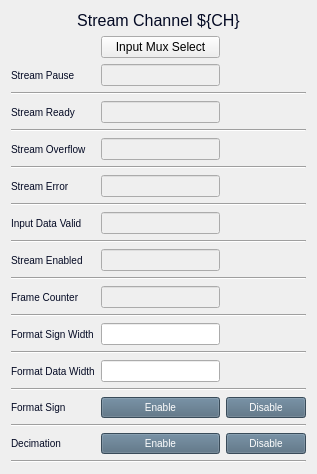
Before: the Qt Designer form channel_stream_control.ui in cristinasewell/ATCA_PyDM_Screens, drawn with Qt 5.
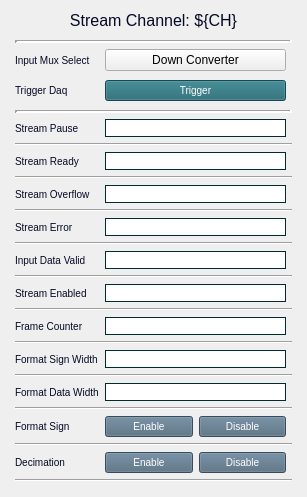
After: the same form once the commit is applied. Custom widgets are drawn as their Qt base class.

The edit to the form file:
```diff
--- a/channel_stream_control.ui
+++ b/channel_stream_control.ui
@@ -6,8 +6,8 @@
    <rect>
     <x>0</x>
     <y>0</y>
-    <width>317</width>
-    <height>374</height>
+    <width>307</width>
+    <height>497</height>
    </rect>
   </property>
   <property name="windowTitle">
@@ -24,7 +24,7 @@
 }</string>
      </property>
      <property name="text">
-      <string>Stream Channel ${CH}</string>
+      <string>Stream Channel: ${CH}</string>
      </property>
      <property name="alignment">
       <set>Qt::AlignCenter</set>
@@ -33,42 +33,20 @@
    </item>
    <item>
     <layout class="QGridLayout" name="gridLayout" columnstretch="0,0,0">
-     <item row="22" column="0" colspan="3">
-      <widget class="Line" name="line_11">
-       <property name="orientation">
-        <enum>Qt::Horizontal</enum>
-       </property>
-      </widget>
-     </item>
-     <item row="4" column="0" colspan="3">
-      <widget class="Line" name="line_2">
-       <property name="orientation">
-        <enum>Qt::Horizontal</enum>
-       </property>
-      </widget>
-     </item>
-     <item row="5" column="1">
-      <widget class="PyDMLineEdit" name="PyDMLineEdit_5">
-       <property name="enabled">
-        <bool>false</bool>
-       </property>
-       <property name="toolTip">
-        <string/>
-       </property>
-      </widget>
-     </item>
-     <item row="16" column="0" colspan="3">
-      <widget class="Line" name="line_8">
-       <property name="orientation">
-        <enum>Qt::Horizontal</enum>
-       </property>
-      </widget>
-     </item>
-     <item row="15" column="0">
-      <widget class="PyDMLabel" name="PyDMLabel_8">
-       <property name="toolTip">
-        <string/>
-       </property>
+     <property name="leftMargin">
+      <number>4</number>
+     </property>
+     <property name="topMargin">
+      <number>4</number>
+     </property>
+     <property name="rightMargin">
+      <number>4</number>
+     </property>
+     <property name="bottomMargin">
+      <number>4</number>
+     </property>
+     <item row="20" column="0">
+      <widget class="QLabel" name="label_9">
        <property name="styleSheet">
         <string notr="true">QLabel{
   color:#030923;
@@ -81,255 +59,152 @@
        </property>
       </widget>
      </item>
-     <item row="15" column="1">
-      <widget class="PyDMLineEdit" name="PyDMLineEdit_2">
-       <property name="toolTip">
-        <string/>
-       </property>
-      </widget>
-     </item>
-     <item row="7" column="1">
-      <widget class="PyDMLineEdit" name="PyDMLineEdit_6">
-       <property name="enabled">
-        <bool>false</bool>
-       </property>
-       <property name="toolTip">
-        <string/>
-       </property>
-      </widget>
-     </item>
-     <item row="13" column="0">
-      <widget class="PyDMLabel" name="PyDMLabel_7">
-       <property name="toolTip">
-        <string/>
-       </property>
-       <property name="styleSheet">
-        <string notr="true">QLabel{
-  color:#030923;
-  font-size: 10px;
-  font-style: bold;
-}</string>
-       </property>
-       <property name="text">
-        <string>Frame Counter</string>
-       </property>
-      </widget>
-     </item>
-     <item row="11" column="1">
-      <widget class="PyDMLineEdit" name="PyDMLineEdit_8">
-       <property name="enabled">
-        <bool>false</bool>
-       </property>
-       <property name="toolTip">
-        <string/>
-       </property>
-      </widget>
-     </item>
-     <item row="19" column="0">
-      <widget class="PyDMLabel" name="PyDMLabel_10">
-       <property name="toolTip">
-        <string/>
-       </property>
-       <property name="styleSheet">
-        <string notr="true">QLabel{
-  color:#030923;
-  font-size: 10px;
-  font-style: bold;
-}</string>
-       </property>
-       <property name="text">
-        <string>Format Sign</string>
-       </property>
-      </widget>
-     </item>
-     <item row="19" column="1">
-      <widget class="PyDMPushButton" name="PyDMPushButton_3">
-       <property name="toolTip">
-        <string/>
-       </property>
-       <property name="styleSheet">
-        <string notr="true">QPushButton {
-  background-color: #50697D;
-  border-color: #F3B749;
-  color:white;
-  font-size: 10px;
-}
-QPushButton:checked{
-  background-color: #14B09B;
-  font: bold
-}
-QPushButton:hover{
-  border-style: outset;
-}</string>
-       </property>
-       <property name="text">
-        <string>Enable</string>
-       </property>
-       <property name="checkable">
-        <bool>true</bool>
-       </property>
-       <attribute name="buttonGroup">
-        <string notr="true">buttonGroup</string>
-       </attribute>
-      </widget>
-     </item>
-     <item row="3" column="1">
-      <widget class="PyDMLineEdit" name="PyDMLineEdit_4">
-       <property name="enabled">
-        <bool>false</bool>
-       </property>
-       <property name="toolTip">
-        <string/>
-       </property>
-      </widget>
-     </item>
-     <item row="7" column="0">
-      <widget class="PyDMLabel" name="PyDMLabel_4">
-       <property name="toolTip">
-        <string/>
-       </property>
-       <property name="styleSheet">
-        <string notr="true">QLabel{
-  color:#030923;
-  font-size: 10px;
-  font-style: bold;
-}</string>
-       </property>
-       <property name="text">
-        <string>Stream Error</string>
-       </property>
-      </widget>
-     </item>
-     <item row="9" column="1">
-      <widget class="PyDMLineEdit" name="PyDMLineEdit_7">
-       <property name="enabled">
-        <bool>false</bool>
-       </property>
-       <property name="toolTip">
-        <string/>
-       </property>
-      </widget>
-     </item>
-     <item row="19" column="2">
-      <widget class="PyDMPushButton" name="PyDMPushButton_4">
-       <property name="toolTip">
-        <string/>
-       </property>
-       <property name="styleSheet">
-        <string notr="true">QPushButton {
-  background-color: #50697D;
-  border-color: #F3B749;
-  color:white;
-  font-size: 10px;
-}
-QPushButton:checked{
-  background-color: #14B09B;
-  font: bold
-}
-QPushButton:hover{
-  border-style: outset;
-}</string>
-       </property>
-       <property name="text">
-        <string>Disable</string>
-       </property>
-       <property name="checkable">
-        <bool>true</bool>
-       </property>
-       <attribute name="buttonGroup">
-        <string notr="true">buttonGroup</string>
-       </attribute>
-      </widget>
-     </item>
-     <item row="1" column="0">
-      <widget class="PyDMLabel" name="PyDMLabel">
-       <property name="toolTip">
-        <string/>
-       </property>
-       <property name="styleSheet">
-        <string notr="true">QLabel{
-  color:#030923;
-  font-size: 10px;
-  font-style: bold;
-}</string>
-       </property>
-       <property name="text">
-        <string>Stream Pause</string>
-       </property>
-      </widget>
-     </item>
-     <item row="21" column="0">
-      <widget class="PyDMLabel" name="PyDMLabel_11">
-       <property name="toolTip">
-        <string/>
-       </property>
-       <property name="styleSheet">
-        <string notr="true">QLabel{
-  color:#030923;
-  font-size: 10px;
-  font-style: bold;
-}</string>
-       </property>
-       <property name="text">
-        <string>Decimation</string>
-       </property>
-      </widget>
-     </item>
-     <item row="2" column="0" colspan="3">
-      <widget class="Line" name="line">
-       <property name="orientation">
-        <enum>Qt::Horizontal</enum>
-       </property>
-      </widget>
-     </item>
-     <item row="13" column="1">
-      <widget class="PyDMLineEdit" name="PyDMLineEdit_9">
-       <property name="enabled">
-        <bool>false</bool>
-       </property>
-       <property name="toolTip">
-        <string/>
-       </property>
-      </widget>
-     </item>
-     <item row="1" column="1">
+     <item row="6" column="1">
       <widget class="PyDMLineEdit" name="PyDMLineEdit_3">
        <property name="enabled">
-        <bool>false</bool>
+        <bool>true</bool>
        </property>
        <property name="toolTip">
         <string/>
        </property>
+       <property name="styleSheet">
+        <string notr="true">QLineEdit{ border-width: 1px; border-style: solid; border-color: #002C2F; }</string>
+       </property>
+       <property name="channel" stdset="0">
+        <string>ca://{DEVICE}:DAQMUX0_STRMPAUSE${CH}</string>
+       </property>
+       <property name="displayFormat" stdset="0">
+        <enum>PyDMLineEdit::String</enum>
+       </property>
       </widget>
      </item>
-     <item row="17" column="1">
-      <widget class="PyDMLineEdit" name="PyDMLineEdit">
-       <property name="toolTip">
-        <string/>
+     <item row="27" column="1">
+      <layout class="QHBoxLayout" name="horizontalLayout_2">
+       <item>
+        <widget class="PyDMPushButton" name="PyDMPushButton">
+         <property name="toolTip">
+          <string/>
+         </property>
+         <property name="styleSheet">
+          <string notr="true">QPushButton {
+  background-color: #50697D;
+  border-color: #F3B749;
+  color:white;
+  font-size: 10px;
+}
+QPushButton:checked{
+  background-color: #14B09B;
+  font: bold
+}
+QPushButton:hover{
+  border-style: outset;
+}</string>
+         </property>
+         <property name="text">
+          <string>Enable</string>
+         </property>
+         <property name="checkable">
+          <bool>true</bool>
+         </property>
+         <property name="channel" stdset="0">
+          <string>$(DEVICE):DAQMUX0_DECIMATION$(CH)</string>
+         </property>
+         <property name="pressValue" stdset="0">
+          <string>1</string>
+         </property>
+         <attribute name="buttonGroup">
+          <string notr="true">buttonGroup_2</string>
+         </attribute>
+        </widget>
+       </item>
+       <item>
+        <widget class="PyDMPushButton" name="PyDMPushButton_2">
+         <property name="toolTip">
+          <string/>
+         </property>
+         <property name="styleSheet">
+          <string notr="true">QPushButton {
+  background-color: #50697D;
+  border-color: #F3B749;
+  color:white;
+  font-size: 10px;
+}
+QPushButton:checked{
+  background-color: #14B09B;
+  font: bold
+}
+QPushButton:hover{
+  border-style: outset;
+}</string>
+         </property>
+         <property name="text">
+          <string>Disable</string>
+         </property>
+         <property name="checkable">
+          <bool>true</bool>
+         </property>
+         <property name="channel" stdset="0">
+          <string>$(DEVICE):DAQMUX0_DECIMATION$(CH)</string>
+         </property>
+         <property name="pressValue" stdset="0">
+          <string>0</string>
+         </property>
+         <attribute name="buttonGroup">
+          <string notr="true">buttonGroup_2</string>
+         </attribute>
+        </widget>
+       </item>
+      </layout>
+     </item>
+     <item row="26" column="0" colspan="3">
+      <widget class="Line" name="line_10">
+       <property name="orientation">
+        <enum>Qt::Horizontal</enum>
        </property>
       </widget>
      </item>
-     <item row="10" column="0" colspan="3">
+     <item row="21" column="0" colspan="3">
+      <widget class="Line" name="line_8">
+       <property name="orientation">
+        <enum>Qt::Horizontal</enum>
+       </property>
+      </widget>
+     </item>
+     <item row="12" column="0">
+      <widget class="QLabel" name="label_5">
+       <property name="styleSheet">
+        <string notr="true">QLabel{
+  color:#030923;
+  font-size: 10px;
+  font-style: bold;
+}</string>
+       </property>
+       <property name="text">
+        <string>Stream Error</string>
+       </property>
+      </widget>
+     </item>
+     <item row="15" column="0" colspan="3">
       <widget class="Line" name="line_5">
        <property name="orientation">
         <enum>Qt::Horizontal</enum>
        </property>
       </widget>
      </item>
-     <item row="21" column="2">
-      <widget class="PyDMPushButton" name="PyDMPushButton_2">
+     <item row="3" column="1">
+      <widget class="PyDMPushButton" name="PyDMPushButton_5">
        <property name="toolTip">
         <string/>
        </property>
        <property name="styleSheet">
         <string notr="true">QPushButton {
-  background-color: #50697D;
+  background-color: #1E646E;
   border-color: #F3B749;
   color:white;
   font-size: 10px;
 }
-QPushButton:checked{
-  background-color: #14B09B;
+QPushButton:pressed{
+  background-color: #023459;
   font: bold
 }
 QPushButton:hover{
@@ -337,66 +212,134 @@
 }</string>
        </property>
        <property name="text">
-        <string>Disable</string>
+        <string>Trigger</string>
        </property>
-       <property name="checkable">
-        <bool>true</bool>
+       <property name="pressValue" stdset="0">
+        <string>1</string>
        </property>
        <attribute name="buttonGroup">
         <string notr="true">buttonGroup_2</string>
        </attribute>
       </widget>
      </item>
-     <item row="9" column="0">
-      <widget class="PyDMLabel" name="PyDMLabel_5">
-       <property name="toolTip">
-        <string/>
-       </property>
-       <property name="styleSheet">
-        <string notr="true">QLabel{
-  color:#030923;
-  font-size: 10px;
-  font-style: bold;
-}</string>
-       </property>
-       <property name="text">
-        <string>Input Data Valid</string>
-       </property>
-      </widget>
-     </item>
-     <item row="6" column="0" colspan="3">
+     <item row="11" column="0" colspan="3">
       <widget class="Line" name="line_3">
        <property name="orientation">
         <enum>Qt::Horizontal</enum>
        </property>
       </widget>
      </item>
-     <item row="8" column="0" colspan="3">
-      <widget class="Line" name="line_4">
+     <item row="17" column="0" colspan="3">
+      <widget class="Line" name="line_6">
        <property name="orientation">
         <enum>Qt::Horizontal</enum>
        </property>
       </widget>
      </item>
-     <item row="20" column="0" colspan="3">
-      <widget class="Line" name="line_10">
-       <property name="orientation">
-        <enum>Qt::Horizontal</enum>
+     <item row="8" column="0">
+      <widget class="QLabel" name="label_4">
+       <property name="styleSheet">
+        <string notr="true">QLabel{
+  color:#030923;
+  font-size: 10px;
+  font-style: bold;
+}</string>
        </property>
+       <property name="text">
+        <string>Stream Ready</string>
+       </property>
       </widget>
      </item>
-     <item row="18" column="0" colspan="3">
+     <item row="1" column="1">
+      <widget class="PyDMRelatedDisplayButton" name="PyDMRelatedDisplayButton_2">
+       <property name="toolTip">
+        <string/>
+       </property>
+       <property name="text">
+        <string>Down Converter</string>
+       </property>
+       <property name="filenames" stdset="0">
+        <stringlist>
+         <string>amc_down_converter.ui</string>
+        </stringlist>
+       </property>
+      </widget>
+     </item>
+     <item row="23" column="0" colspan="3">
       <widget class="Line" name="line_9">
        <property name="orientation">
         <enum>Qt::Horizontal</enum>
        </property>
       </widget>
      </item>
-     <item row="5" column="0">
-      <widget class="PyDMLabel" name="PyDMLabel_3">
+     <item row="12" column="1">
+      <widget class="PyDMLineEdit" name="PyDMLineEdit_6">
+       <property name="enabled">
+        <bool>true</bool>
+       </property>
        <property name="toolTip">
         <string/>
        </property>
+       <property name="styleSheet">
+        <string notr="true">QLineEdit{ border-width: 1px; border-style: solid; border-color: #002C2F; }</string>
+       </property>
+       <property name="readOnly">
+        <bool>true</bool>
+       </property>
+       <property name="channel" stdset="0">
+        <string>$(DEVICE):DAQMUX0_STRMERR$(CH)</string>
+       </property>
+       <property name="displayFormat" stdset="0">
+        <enum>PyDMLineEdit::String</enum>
+       </property>
+      </widget>
+     </item>
+     <item row="13" column="0" colspan="3">
+      <widget class="Line" name="line_4">
+       <property name="orientation">
+        <enum>Qt::Horizontal</enum>
+       </property>
+      </widget>
+     </item>
+     <item row="0" column="0" colspan="3">
+      <widget class="Line" name="line_13">
+       <property name="lineWidth">
+        <number>3</number>
+       </property>
+       <property name="orientation">
+        <enum>Qt::Horizontal</enum>
+       </property>
+      </widget>
+     </item>
+     <item row="4" column="0">
+      <spacer name="verticalSpacer_2">
+       <property name="orientation">
+        <enum>Qt::Vertical</enum>
+       </property>
+       <property name="sizeHint" stdset="0">
+        <size>
+         <width>20</width>
+         <height>20</height>
+        </size>
+       </property>
+      </spacer>
+     </item>
+     <item row="18" column="0">
+      <widget class="QLabel" name="label_8">
+       <property name="styleSheet">
+        <string notr="true">QLabel{
+  color:#030923;
+  font-size: 10px;
+  font-style: bold;
+}</string>
+       </property>
+       <property name="text">
+        <string>Frame Counter</string>
+       </property>
+      </widget>
+     </item>
+     <item row="10" column="0">
+      <widget class="QLabel" name="label_2">
        <property name="styleSheet">
         <string notr="true">QLabel{
   color:#030923;
@@ -409,18 +352,183 @@
        </property>
       </widget>
      </item>
-     <item row="12" column="0" colspan="3">
-      <widget class="Line" name="line_6">
+     <item row="9" column="0" colspan="3">
+      <widget class="Line" name="line_2">
        <property name="orientation">
         <enum>Qt::Horizontal</enum>
        </property>
       </widget>
      </item>
-     <item row="11" column="0">
-      <widget class="PyDMLabel" name="PyDMLabel_6">
+     <item row="14" column="0">
+      <widget class="QLabel" name="label_6">
+       <property name="styleSheet">
+        <string notr="true">QLabel{
+  color:#030923;
+  font-size: 10px;
+  font-style: bold;
+}</string>
+       </property>
+       <property name="text">
+        <string>Input Data Valid</string>
+       </property>
+      </widget>
+     </item>
+     <item row="24" column="1">
+      <layout class="QHBoxLayout" name="horizontalLayout">
+       <item>
+        <widget class="PyDMPushButton" name="PyDMPushButton_3">
+         <property name="toolTip">
+          <string/>
+         </property>
+         <property name="styleSheet">
+          <string notr="true">QPushButton {
+  background-color: #50697D;
+  border-color: #F3B749;
+  color:white;
+  font-size: 10px;
+}
+QPushButton:checked{
+  background-color: #14B09B;
+  font: bold
+}
+QPushButton:hover{
+  border-style: outset;
+}</string>
+         </property>
+         <property name="text">
+          <string>Enable</string>
+         </property>
+         <property name="checkable">
+          <bool>true</bool>
+         </property>
+         <property name="channel" stdset="0">
+          <string>$(DEVICE):DAQMUX0_FORMATSIGN$(CH)</string>
+         </property>
+         <property name="pressValue" stdset="0">
+          <string>1</string>
+         </property>
+         <attribute name="buttonGroup">
+          <string notr="true">buttonGroup</string>
+         </attribute>
+        </widget>
+       </item>
+       <item>
+        <widget class="PyDMPushButton" name="PyDMPushButton_4">
+         <property name="toolTip">
+          <string/>
+         </property>
+         <property name="styleSheet">
+          <string notr="true">QPushButton {
+  background-color: #50697D;
+  border-color: #F3B749;
+  color:white;
+  font-size: 10px;
+}
+QPushButton:checked{
+  background-color: #14B09B;
+  font: bold
+}
+QPushButton:hover{
+  border-style: outset;
+}</string>
+         </property>
+         <property name="text">
+          <string>Disable</string>
+         </property>
+         <property name="checkable">
+          <bool>true</bool>
+         </property>
+         <property name="channel" stdset="0">
+          <string>$(DEVICE):DAQMUX0_FORMATSIGN$(CH)</string>
+         </property>
+         <property name="pressValue" stdset="0">
+          <string>0</string>
+         </property>
+         <attribute name="buttonGroup">
+          <string notr="true">buttonGroup</string>
+         </attribute>
+        </widget>
+       </item>
+      </layout>
+     </item>
+     <item row="16" column="1">
+      <widget class="PyDMLineEdit" name="PyDMLineEdit_8">
+       <property name="enabled">
+        <bool>true</bool>
+       </property>
        <property name="toolTip">
         <string/>
        </property>
+       <property name="styleSheet">
+        <string notr="true">QLineEdit{ border-width: 1px; border-style: solid; border-color: #002C2F; }</string>
+       </property>
+       <property name="readOnly">
+        <bool>true</bool>
+       </property>
+       <property name="channel" stdset="0">
+        <string>$(DEVICE):DAQMUX0_STRMENABLED$(CH)</string>
+       </property>
+       <property name="displayFormat" stdset="0">
+        <enum>PyDMLineEdit::String</enum>
+       </property>
+      </widget>
+     </item>
+     <item row="22" column="1">
+      <widget class="PyDMLineEdit" name="PyDMLineEdit">
+       <property name="toolTip">
+        <string/>
+       </property>
+       <property name="styleSheet">
+        <string notr="true">QLineEdit{ border-width: 1px; border-style: solid; border-color: #002C2F; }</string>
+       </property>
+       <property name="channel" stdset="0">
+        <string>$(DEVICE):DAQMUX0_FORMATDATAWIDTH$(CH)</string>
+       </property>
+      </widget>
+     </item>
+     <item row="6" column="0">
+      <widget class="QLabel" name="label_3">
+       <property name="styleSheet">
+        <string notr="true">QLabel{
+  color:#030923;
+  font-size: 10px;
+  font-style: bold;
+}</string>
+       </property>
+       <property name="text">
+        <string>Stream Pause</string>
+       </property>
+      </widget>
+     </item>
+     <item row="2" column="0">
+      <spacer name="verticalSpacer">
+       <property name="orientation">
+        <enum>Qt::Vertical</enum>
+       </property>
+       <property name="sizeHint" stdset="0">
+        <size>
+         <width>20</width>
+         <height>20</height>
+        </size>
+       </property>
+      </spacer>
+     </item>
+     <item row="7" column="0" colspan="3">
+      <widget class="Line" name="line">
+       <property name="orientation">
+        <enum>Qt::Horizontal</enum>
+       </property>
+      </widget>
+     </item>
+     <item row="19" column="0" colspan="3">
+      <widget class="Line" name="line_7">
+       <property name="orientation">
+        <enum>Qt::Horizontal</enum>
+       </property>
+      </widget>
+     </item>
+     <item row="16" column="0">
+      <widget class="QLabel" name="label_7">
        <property name="styleSheet">
         <string notr="true">QLabel{
   color:#030923;
@@ -433,11 +541,30 @@
        </property>
       </widget>
      </item>
-     <item row="17" column="0">
-      <widget class="PyDMLabel" name="PyDMLabel_9">
+     <item row="14" column="1">
+      <widget class="PyDMLineEdit" name="PyDMLineEdit_7">
+       <property name="enabled">
+        <bool>true</bool>
+       </property>
        <property name="toolTip">
         <string/>
        </property>
+       <property name="styleSheet">
+        <string notr="true">QLineEdit{ border-width: 1px; border-style: solid; border-color: #002C2F; }</string>
+       </property>
+       <property name="readOnly">
+        <bool>true</bool>
+       </property>
+       <property name="channel" stdset="0">
+        <string>$(DEVICE):DAQMUX0_INPDATAVALID$(CH)</string>
+       </property>
+       <property name="displayFormat" stdset="0">
+        <enum>PyDMLineEdit::String</enum>
+       </property>
+      </widget>
+     </item>
+     <item row="22" column="0">
+      <widget class="QLabel" name="label_10">
        <property name="styleSheet">
         <string notr="true">QLabel{
   color:#030923;
@@ -450,49 +577,135 @@
        </property>
       </widget>
      </item>
-     <item row="14" column="0" colspan="3">
-      <widget class="Line" name="line_7">
+     <item row="5" column="0" colspan="3">
+      <widget class="Line" name="line_12">
+       <property name="styleSheet">
+        <string notr="true"/>
+       </property>
+       <property name="frameShadow">
+        <enum>QFrame::Sunken</enum>
+       </property>
+       <property name="lineWidth">
+        <number>3</number>
+       </property>
        <property name="orientation">
         <enum>Qt::Horizontal</enum>
        </property>
       </widget>
      </item>
-     <item row="21" column="1">
-      <widget class="PyDMPushButton" name="PyDMPushButton">
+     <item row="20" column="1">
+      <widget class="PyDMLineEdit" name="PyDMLineEdit_2">
        <property name="toolTip">
         <string/>
        </property>
        <property name="styleSheet">
-        <string notr="true">QPushButton {
-  background-color: #50697D;
-  border-color: #F3B749;
-  color:white;
+        <string notr="true">QLineEdit{ border-width: 1px; border-style: solid; border-color: #002C2F; }</string>
+       </property>
+       <property name="channel" stdset="0">
+        <string>$(DEVICE):DAQMUX0_FORMATSIGNWIDTH$(CH)</string>
+       </property>
+      </widget>
+     </item>
+     <item row="29" column="0" colspan="3">
+      <widget class="Line" name="line_11">
+       <property name="orientation">
+        <enum>Qt::Horizontal</enum>
+       </property>
+      </widget>
+     </item>
+     <item row="8" column="1">
+      <widget class="PyDMLineEdit" name="PyDMLineEdit_4">
+       <property name="enabled">
+        <bool>true</bool>
+       </property>
+       <property name="toolTip">
+        <string/>
+       </property>
+       <property name="styleSheet">
+        <string notr="true">QLineEdit{ border-width: 1px; border-style: solid; border-color: #002C2F; }</string>
+       </property>
+       <property name="readOnly">
+        <bool>true</bool>
+       </property>
+       <property name="channel" stdset="0">
+        <string>$(DEVICE):DAQMUX0_STRMRDY$(CH)</string>
+       </property>
+       <property name="displayFormat" stdset="0">
+        <enum>PyDMLineEdit::String</enum>
+       </property>
+      </widget>
+     </item>
+     <item row="10" column="1">
+      <widget class="PyDMLineEdit" name="PyDMLineEdit_5">
+       <property name="enabled">
+        <bool>true</bool>
+       </property>
+       <property name="toolTip">
+        <string/>
+       </property>
+       <property name="styleSheet">
+        <string notr="true">QLineEdit{ border-width: 1px; border-style: solid; border-color: #002C2F; }</string>
+       </property>
+       <property name="readOnly">
+        <bool>true</bool>
+       </property>
+       <property name="channel" stdset="0">
+        <string>$(DEVICE):DAQMUX0_STRMOVF$(CH)</string>
+       </property>
+       <property name="displayFormat" stdset="0">
+        <enum>PyDMLineEdit::String</enum>
+       </property>
+      </widget>
+     </item>
+     <item row="18" column="1">
+      <widget class="PyDMLineEdit" name="PyDMLineEdit_9">
+       <property name="enabled">
+        <bool>true</bool>
+       </property>
+       <property name="toolTip">
+        <string/>
+       </property>
+       <property name="styleSheet">
+        <string notr="true">QLineEdit{ border-width: 1px; border-style: solid; border-color: #002C2F; }</string>
+       </property>
+       <property name="readOnly">
+        <bool>true</bool>
+       </property>
+       <property name="channel" stdset="0">
+        <string>$(DEVICE):DAQMUX0_FRAMECNT$(CH)</string>
+       </property>
+      </widget>
+     </item>
+     <item row="24" column="0">
+      <widget class="QLabel" name="label_11">
+       <property name="styleSheet">
+        <string notr="true">QLabel{
+  color:#030923;
   font-size: 10px;
-}
-QPushButton:checked{
-  background-color: #14B09B;
-  font: bold
-}
-QPushButton:hover{
-  border-style: outset;
+  font-style: bold;
 }</string>
        </property>
        <property name="text">
-        <string>Enable</string>
+        <string>Format Sign</string>
        </property>
-       <property name="checkable">
-        <bool>true</bool>
+      </widget>
+     </item>
+     <item row="27" column="0">
+      <widget class="QLabel" name="label_12">
+       <property name="styleSheet">
+        <string notr="true">QLabel{
+  color:#030923;
+  font-size: 10px;
+  font-style: bold;
+}</string>
        </property>
-       <attribute name="buttonGroup">
-        <string notr="true">buttonGroup_2</string>
-       </attribute>
+       <property name="text">
+        <string>Decimation</string>
+       </property>
       </widget>
      </item>
      <item row="3" column="0">
-      <widget class="PyDMLabel" name="PyDMLabel_2">
-       <property name="toolTip">
-        <string/>
-       </property>
+      <widget class="QLabel" name="label_13">
        <property name="styleSheet">
         <string notr="true">QLabel{
   color:#030923;
@@ -501,14 +714,18 @@
 }</string>
        </property>
        <property name="text">
-        <string>Stream Ready</string>
+        <string>Trigger Daq</string>
        </property>
       </widget>
      </item>
-     <item row="0" column="1">
-      <widget class="PyDMRelatedDisplayButton" name="PyDMRelatedDisplayButton">
-       <property name="toolTip">
-        <string/>
+     <item row="1" column="0">
+      <widget class="QLabel" name="label_14">
+       <property name="styleSheet">
+        <string notr="true">QLabel{
+  color:#030923;
+  font-size: 10px;
+  font-style: bold;
+}</string>
        </property>
        <property name="text">
         <string>Input Mux Select</string>
@@ -525,11 +742,6 @@
   </layout>
  </widget>
  <customwidgets>
-  <customwidget>
-   <class>PyDMLabel</class>
-   <extends>QLabel</extends>
-   <header>pydm.widgets.label</header>
-  </customwidget>
   <customwidget>
    <class>PyDMLineEdit</class>
    <extends>QLineEdit</extends>
```
Left out of the diff: 10 changed lines with no effect on the pictures.
